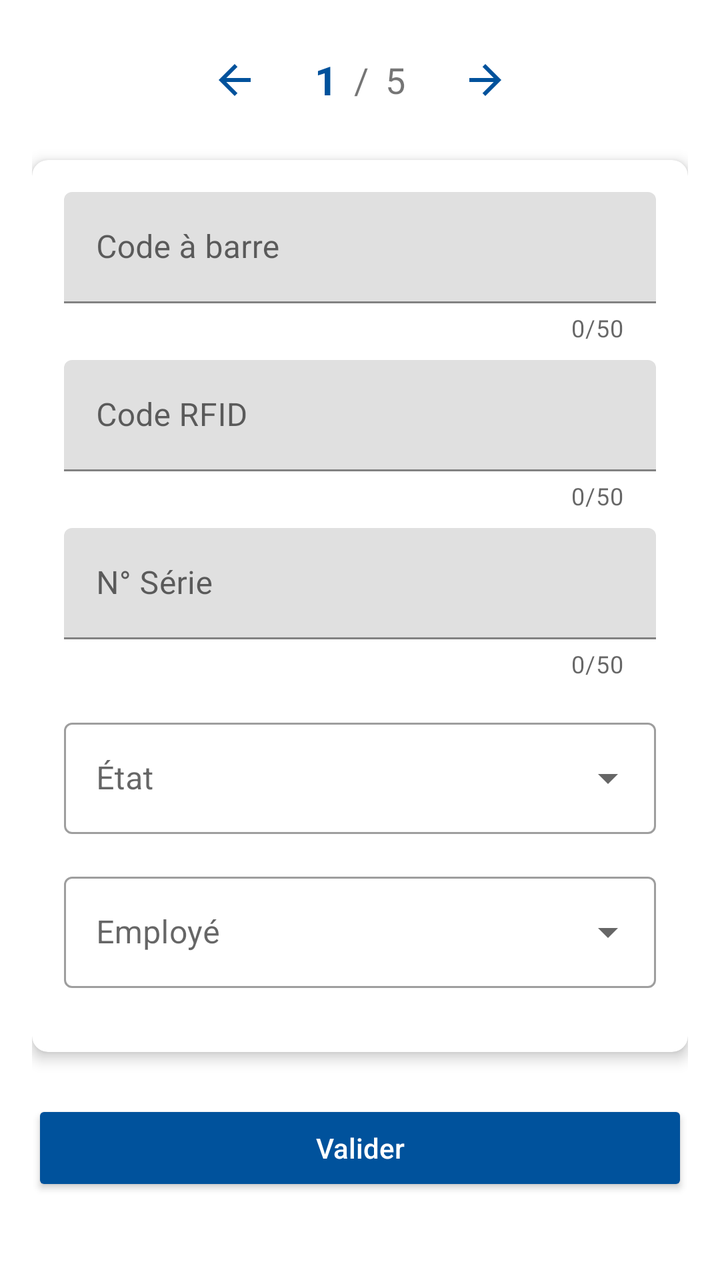
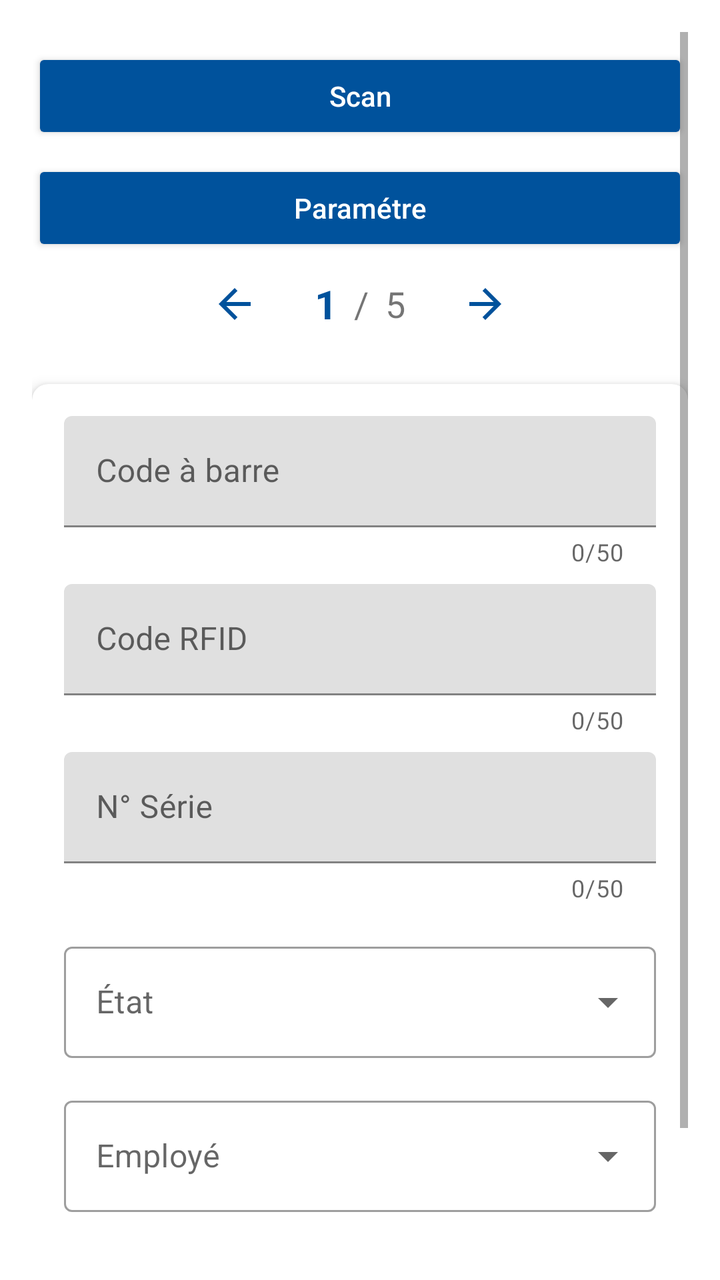

An Android layout rendered at two revisions. The XML below is the earlier revision; the diff shows what the commit changed to produce the second picture.
<!-- AndroidManifest.xml: application theme AppNewTheme -->
<!-- res/layout/fragment_lecture.xml -->
<ScrollView xmlns:android="http://schemas.android.com/apk/res/android"
    xmlns:tools="http://schemas.android.com/tools"
    xmlns:app="http://schemas.android.com/apk/res-auto"
    android:layout_width="match_parent"
    android:layout_height="match_parent"
    android:fillViewport="true"
    android:padding="16dp">

    <LinearLayout
        android:layout_width="match_parent"
        android:layout_height="wrap_content"
        android:orientation="vertical">

        
        <LinearLayout
            android:layout_width="match_parent"
            android:layout_height="wrap_content"
            android:orientation="horizontal"
            android:gravity="center"
            android:layout_marginBottom="16dp">

            
            <androidx.appcompat.widget.AppCompatImageButton
                android:id="@+id/buttonPrev"
                android:layout_width="48dp"
                android:layout_height="48dp"
                android:src="@drawable/ic_arrow_left"
                android:background="?attr/selectableItemBackgroundBorderless"
                android:contentDescription="Précédent"
                app:tint="@color/colorPrimary" />

            
            <LinearLayout
                android:layout_width="wrap_content"
                android:layout_height="wrap_content"
                android:orientation="horizontal"
                android:gravity="center"
                android:layout_marginHorizontal="16dp">

                <TextView
                    android:id="@+id/textViewCurrentForm"
                    android:layout_width="wrap_content"
                    android:layout_height="wrap_content"
                    android:text="1"
                    android:textSize="20sp"
                    android:textStyle="bold"
                    android:textColor="@color/colorPrimary" />

                <TextView
                    android:layout_width="wrap_content"
                    android:layout_height="wrap_content"
                    android:text=" / "
                    android:textSize="18sp"
                    android:layout_marginHorizontal="4dp" />

                <TextView
                    android:id="@+id/textViewTotalForms"
                    android:layout_width="wrap_content"
                    android:layout_height="wrap_content"
                    android:text="5"
                    android:textSize="18sp" />

            </LinearLayout>

            
            <androidx.appcompat.widget.AppCompatImageButton
                android:id="@+id/buttonNext"
                android:layout_width="48dp"
                android:layout_height="48dp"
                android:src="@drawable/ic_arrow_right"
                android:background="?attr/selectableItemBackgroundBorderless"
                android:contentDescription="Suivant"
                app:tint="@color/colorPrimary" />

        </LinearLayout>

        
        <androidx.cardview.widget.CardView
            android:layout_width="match_parent"
            android:layout_height="wrap_content"
            android:layout_marginBottom="16dp"
            app:cardElevation="4dp"
            app:cardCornerRadius="8dp">

            <LinearLayout
                android:layout_width="match_parent"
                android:layout_height="wrap_content"
                android:orientation="vertical"
                android:padding="16dp">

                
                <com.google.android.material.textfield.TextInputLayout
                    android:layout_width="match_parent"
                    android:layout_height="wrap_content"
                    android:layout_marginBottom="8dp"
                    app:counterEnabled="true"
                    app:counterMaxLength="50">

                    <com.google.android.material.textfield.TextInputEditText
                        android:id="@+id/editTextBarcode"
                        android:layout_width="match_parent"
                        android:layout_height="wrap_content"
                        android:hint="Code à barre"
                        android:inputType="text"
                        android:maxLength="50"/>

                </com.google.android.material.textfield.TextInputLayout>

                
                <com.google.android.material.textfield.TextInputLayout
                    android:layout_width="match_parent"
                    android:layout_height="wrap_content"
                    android:layout_marginBottom="8dp"
                    app:counterEnabled="true"
                    app:counterMaxLength="50">

                    <com.google.android.material.textfield.TextInputEditText
                        android:id="@+id/editTextRfid"
                        android:layout_width="match_parent"
                        android:layout_height="wrap_content"
                        android:hint="Code RFID"
                        android:inputType="text"
                        android:maxLength="50"/>

                </com.google.android.material.textfield.TextInputLayout>

                
                <com.google.android.material.textfield.TextInputLayout
                    android:layout_width="match_parent"
                    android:layout_height="wrap_content"
                    android:layout_marginBottom="16dp"
                    app:counterEnabled="true"
                    app:counterMaxLength="50">

                    <com.google.android.material.textfield.TextInputEditText
                        android:id="@+id/editTextSerial"
                        android:layout_width="match_parent"
                        android:layout_height="wrap_content"
                        android:hint="N° Série"
                        android:inputType="text"
                        android:maxLength="50"/>

                </com.google.android.material.textfield.TextInputLayout>

                
                <com.google.android.material.textfield.TextInputLayout
                    android:layout_width="match_parent"
                    android:layout_height="wrap_content"
                    android:layout_marginBottom="16dp"
                    style="@style/Widget.MaterialComponents.TextInputLayout.OutlinedBox.ExposedDropdownMenu">

                    <AutoCompleteTextView
                        android:id="@+id/autoCompleteEtat"
                        android:layout_width="match_parent"
                        android:layout_height="wrap_content"
                        android:hint="État"
                        android:inputType="none"
                        tools:ignore="SpeakableTextPresentCheck" />

                </com.google.android.material.textfield.TextInputLayout>

                
                <com.google.android.material.textfield.TextInputLayout
                    android:layout_width="match_parent"
                    android:layout_height="wrap_content"
                    android:layout_marginBottom="16dp"
                    style="@style/Widget.MaterialComponents.TextInputLayout.OutlinedBox.ExposedDropdownMenu">

                    <AutoCompleteTextView
                        android:id="@+id/autoCompleteEmployee"
                        android:layout_width="match_parent"
                        android:layout_height="wrap_content"
                        android:hint="Employé"
                        android:inputType="none"
                        tools:ignore="SpeakableTextPresentCheck" />

                </com.google.android.material.textfield.TextInputLayout>

            </LinearLayout>
        </androidx.cardview.widget.CardView>

        
        <Button
            android:id="@+id/buttonFinish"
            android:layout_width="match_parent"
            android:layout_height="wrap_content"
            android:text="Valider"
            android:layout_marginTop="8dp"
            style="@style/Widget.AppCompat.Button.Colored"/>

    </LinearLayout>
</ScrollView>
<!-- resources referenced by this layout -->
<resources>
  <color name="colorPrimary">#00529c</color>
  <!-- drawable ic_arrow_left (drawable) -->
  <vector xmlns:android="http://schemas.android.com/apk/res/android"
      android:width="24dp"
      android:height="24dp"
      android:viewportWidth="24"
      android:viewportHeight="24"
      android:tint="?attr/colorControlNormal">
      <path
          android:fillColor="@android:color/white"
          android:pathData="M20,11H7.83l5.59,-5.59L12,4l-8,8 8,8 1.41,-1.41L7.83,13H20v-2z"/>
  </vector>
  <!-- drawable ic_arrow_right (drawable) -->
  <vector xmlns:android="http://schemas.android.com/apk/res/android"
      android:width="24dp"
      android:height="24dp"
      android:viewportWidth="24"
      android:viewportHeight="24"
      android:tint="?attr/colorControlNormal">
      <path
          android:fillColor="@android:color/white"
          android:pathData="M12,4l-1.41,1.41L16.17,11H4v2h12.17l-5.58,5.59L12,20l8,-8z"/>
  </vector>
  <style name="AppNewTheme" parent="Theme.MaterialComponents.Light.NoActionBar">
          <item name="colorPrimary">@color/colorPrimary</item>
          <item name="colorPrimaryDark">@color/colorPrimaryDark</item>
          <item name="colorAccent">@color/colorPrimary</item>
          <item name="android:textAllCaps">false</item>
          <item name="windowActionBar">false</item>
          <item name="windowNoTitle">true</item>
          <item name="actionButtonStyle">@style/ActionButtonStyle</item>
          <item name="actionBarTabTextStyle">@style/ActionTabTextStyle</item>
      </style>
  <color name="colorPrimaryDark">#3F51B5</color>
  <style name="ActionButtonStyle">
          <item name="android:minWidth">0dp</item>
          <item name="android:paddingLeft">0dp</item>
          <item name="android:paddingRight">5dp</item>
      </style>
  <style name="ActionTabTextStyle">
          <item name="android:textAllCaps">false</item>
      </style>
</resources>

<!-- the commit's change to res/layout/fragment_lecture.xml (unified diff, before → after) -->
@@ -10,6 +10,22 @@
         android:layout_width="match_parent"
         android:layout_height="wrap_content"
         android:orientation="vertical">
+
+        <Button
+            android:id="@+id/buttonScan"
+            android:layout_width="match_parent"
+            android:layout_height="wrap_content"
+            android:text="Scan"
+            android:layout_marginTop="8dp"
+            style="@style/Widget.AppCompat.Button.Colored"/>
+
+        <Button
+            android:id="@+id/buttonParam"
+            android:layout_width="match_parent"
+            android:layout_height="wrap_content"
+            android:text="Paramétre"
+            android:layout_marginTop="8dp"
+            style="@style/Widget.AppCompat.Button.Colored"/>
 
         
         <LinearLayout
